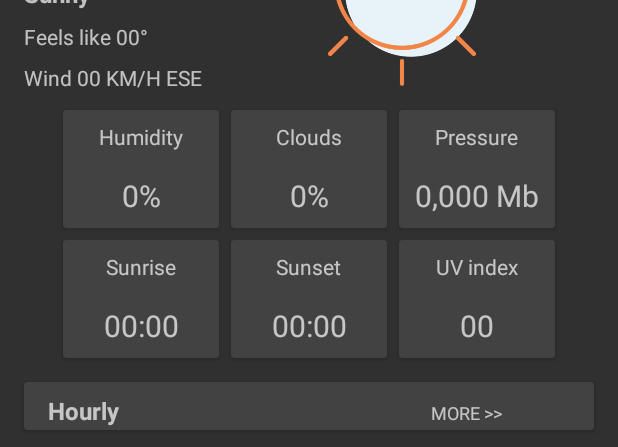
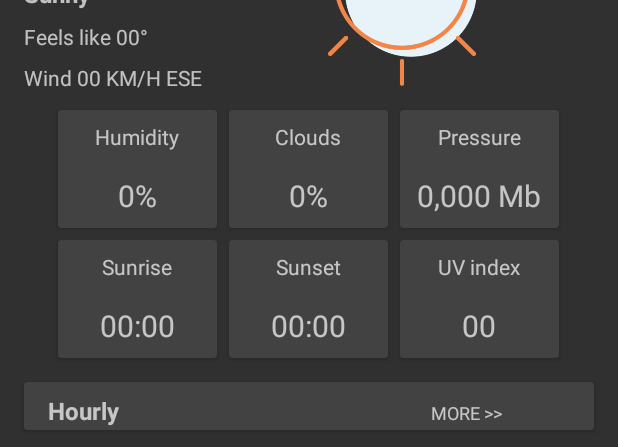
Before and after one commit to RiniAi/WeatherForecast, an Android app: the layout fragment_today.xml on its own in the app's theme, with its tools: preview values and no code run, on a phone screen of 412 x 824 dp. Shown: the part 132-579 px from the top of the screen. Run offline under Robolectric (Android 15) with nearby library versions, the light colour scheme and no system bars.

Commit message:
Fix dimens

```diff
--- a/app/src/main/res/layout/fragment_today.xml
+++ b/app/src/main/res/layout/fragment_today.xml
@@ -297,10 +297,7 @@
                 android:id="@+id/cv_daily"
                 android:layout_width="match_parent"
                 android:layout_height="match_parent"
-                android:layout_marginTop="@dimen/margin_padding_16dp"
-                android:layout_marginBottom="@dimen/margin_padding_16dp"
-                android:layout_marginEnd="@dimen/margin_padding_16dp"
-                android:layout_marginStart="@dimen/margin_padding_16dp">
+                android:layout_margin="@dimen/margin_padding_16dp">
 
                 <LinearLayout
                     android:layout_width="match_parent"
--- a/app/src/main/res/values/dimens.xml
+++ b/app/src/main/res/values/dimens.xml
@@ -6,7 +6,6 @@
     <dimen name="margin_padding_16dp">16dp</dimen>
     <dimen name="margin_padding_32dp">32dp</dimen>
     <dimen name="margin_padding_48dp">48dp</dimen>
-    <dimen name="margin_padding_56dp">56dp</dimen>
     <dimen name="margin_padding_208dp">208dp</dimen>
     <dimen name="margin_padding_220dp">220dp</dimen>
 
@@ -19,7 +18,7 @@
     <dimen name="list_daily_item_v_height">2dp</dimen>
     <dimen name="list_daily_item_size_image">96dp</dimen>
 
-    <dimen name="fragment_today_cv_width">104dp</dimen>
+    <dimen name="fragment_today_cv_width">106dp</dimen>
     <dimen name="fragment_today_ll_width">160dp</dimen>
     <dimen name="fragment_today_size_of_main_image">152dp</dimen>
 
```
